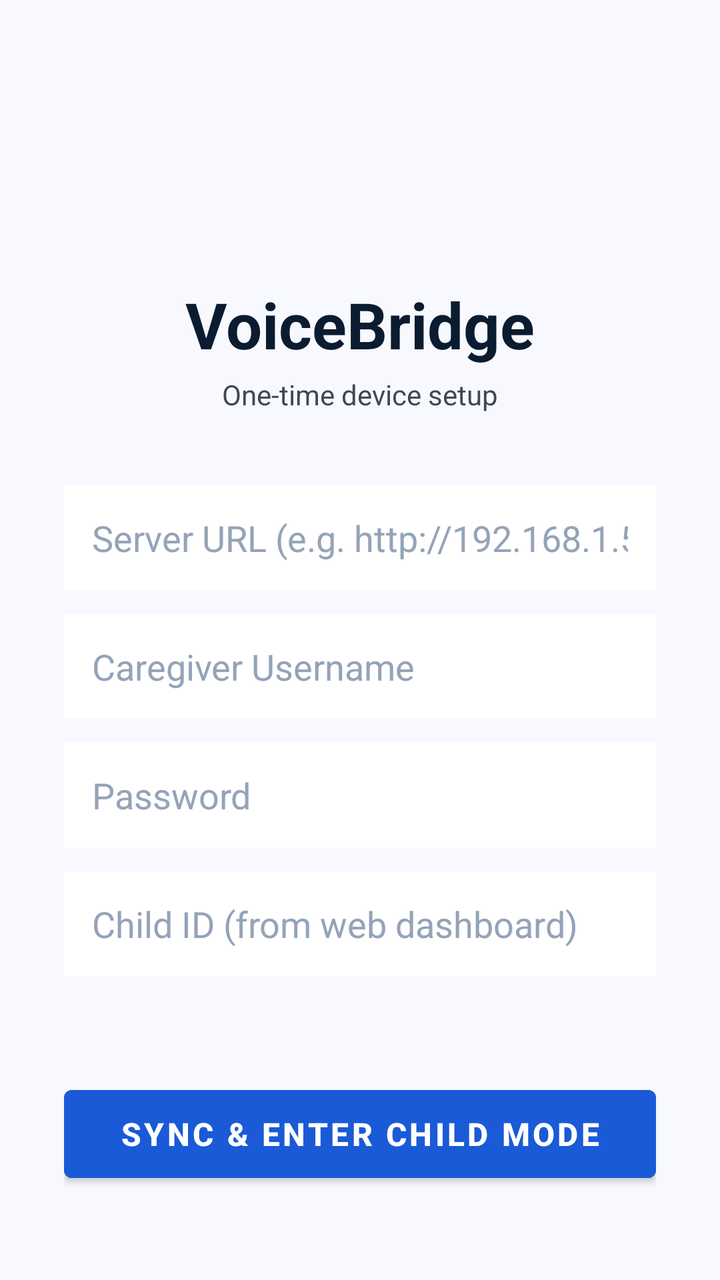
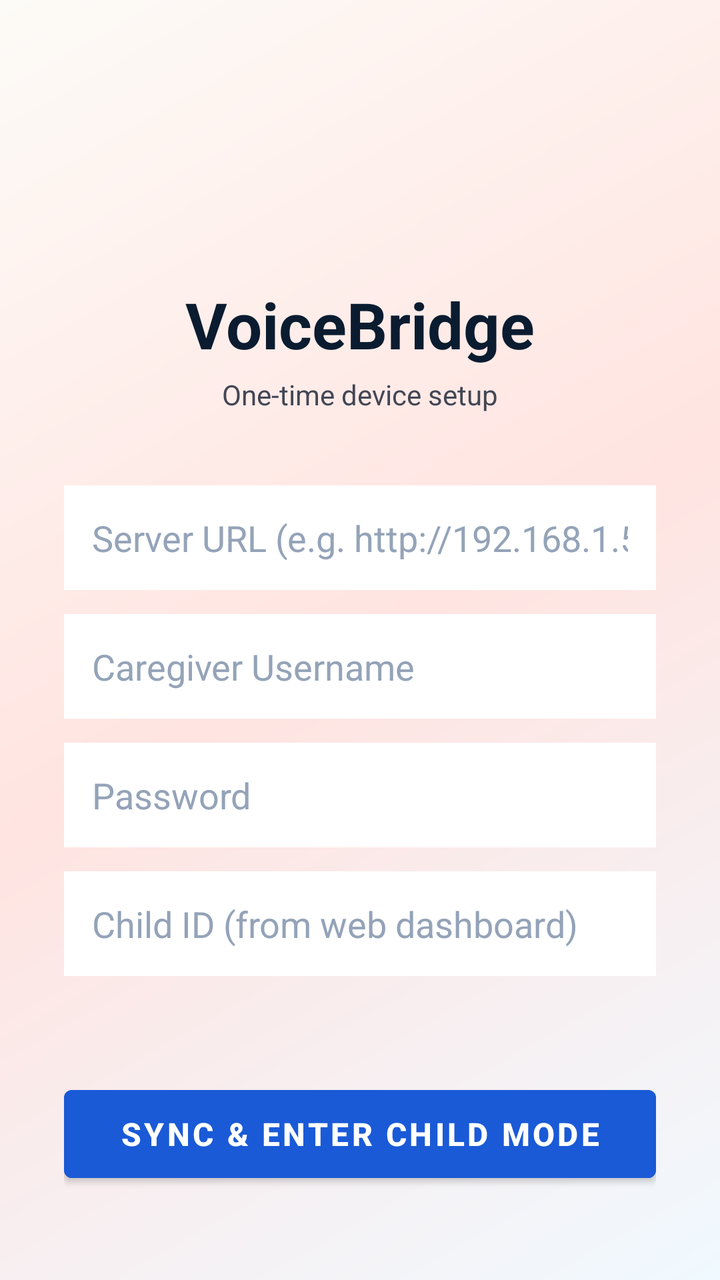

Compare the two renders of this Android layout. The source of the first and the diff that turns it into the second are given below.
<!-- AndroidManifest.xml: application theme Theme.VoiceBridge -->
<!-- res/layout/activity_login.xml -->
<?xml version="1.0" encoding="utf-8"?>
<LinearLayout xmlns:android="http://schemas.android.com/apk/res/android"
    android:layout_width="match_parent"
    android:layout_height="match_parent"
    android:orientation="vertical"
    android:gravity="center"
    android:padding="32dp"
    android:background="#F8F9FF">

    
    <ImageView
        android:layout_width="80dp"
        android:layout_height="80dp"
        android:src="@mipmap/ic_launcher"
        android:layout_marginBottom="16dp"
        android:contentDescription="VoiceBridge Logo" />

    <TextView
        android:layout_width="wrap_content"
        android:layout_height="wrap_content"
        android:text="VoiceBridge"
        android:textSize="32sp"
        android:textStyle="bold"
        android:textColor="#0B1C30"
        android:layout_marginBottom="4dp"/>

    <TextView
        android:layout_width="wrap_content"
        android:layout_height="wrap_content"
        android:text="One-time device setup"
        android:textSize="14sp"
        android:textColor="#434654"
        android:layout_marginBottom="36dp"/>

    <EditText
        android:id="@+id/input_server_url"
        style="@style/FieldInput"
        android:hint="Server URL (e.g. http://192.168.1.5:8000)"
        android:textColorHint="#94A3B8"
        android:inputType="textUri" />

    <EditText
        android:id="@+id/input_username"
        style="@style/FieldInput"
        android:hint="Caregiver Username"
        android:textColorHint="#94A3B8"
        android:inputType="text" />

    <EditText
        android:id="@+id/input_password"
        style="@style/FieldInput"
        android:hint="Password"
        android:textColorHint="#94A3B8"
        android:inputType="textPassword" />

    <EditText
        android:id="@+id/input_child_id"
        style="@style/FieldInput"
        android:hint="Child ID (from web dashboard)"
        android:textColorHint="#94A3B8"
        android:layout_marginBottom="24dp"
        android:inputType="text" />

    <ProgressBar
        android:id="@+id/progress_bar"
        android:layout_width="wrap_content"
        android:layout_height="wrap_content"
        android:visibility="gone"
        android:layout_marginBottom="8dp"/>

    <TextView
        android:id="@+id/tv_status"
        android:layout_width="wrap_content"
        android:layout_height="wrap_content"
        android:textColor="#006A61"
        android:text=""
        android:layout_marginBottom="8dp"/>

    <Button
        android:id="@+id/btn_login"
        android:layout_width="match_parent"
        android:layout_height="56dp"
        android:text="Sync &amp; Enter Child Mode"
        android:backgroundTint="#1A5AD7"
        android:textColor="@android:color/white"
        android:textSize="16sp"
        android:textStyle="bold"/>

</LinearLayout>
<!-- resources referenced by this layout -->
<resources>
  <!-- mipmap ic_launcher (mipmap-anydpi-v26) -->
  <?xml version="1.0" encoding="utf-8"?>
  <adaptive-icon xmlns:android="http://schemas.android.com/apk/res/android">
      <background android:drawable="@color/ic_launcher_background" />
      <foreground android:drawable="@drawable/ic_launcher_foreground" />
  </adaptive-icon>
  <style name="FieldInput">
          <item name="android:layout_width">match_parent</item>
          <item name="android:layout_height">wrap_content</item>
          <item name="android:padding">14dp</item>
          <item name="android:background">@android:color/white</item>
          <item name="android:textColor">@color/ink</item>
          <item name="android:layout_marginBottom">12dp</item>
      </style>
  <style name="Theme.VoiceBridge" parent="Theme.MaterialComponents.DayNight.NoActionBar">
          <item name="colorPrimary">@color/colorPrimary</item>
          <item name="colorPrimaryDark">@color/colorPrimaryDark</item>
          <item name="colorAccent">@color/colorAccent</item>
          <item name="android:windowBackground">@color/background_pastel</item>
          <item name="android:statusBarColor" tools:targetApi="21">@color/colorPrimaryDark</item>
      </style>
  <color name="ic_launcher_background">#FFAFCC</color>
  <!-- drawable ic_launcher_foreground (drawable) -->
  <vector xmlns:android="http://schemas.android.com/apk/res/android"
      android:width="108dp"
      android:height="108dp"
      android:viewportWidth="108"
      android:viewportHeight="108">
      <path
          android:fillColor="#FFFFFF"
          android:pathData="M54,30 C54,30 36,42 36,57 C36,66.94 44.06,75 54,75 C63.94,75 72,66.94 72,57 C72,42 54,30 54,30 Z" />
      <path
          android:fillColor="#BBDEFB"
          android:pathData="M46,55 Q54,45 62,55 Q58,65 50,65 Q44,62 46,55 Z" />
  </vector>
  <color name="ink">#52625D</color>
  <color name="colorPrimary">#BDE0FE</color>
  <color name="colorPrimaryDark">#A2D2FF</color>
  <color name="colorAccent">#FFC8DD</color>
  <color name="background_pastel">#FDFBF7</color>
</resources>

<!-- the commit's change to res/layout/activity_login.xml (unified diff, before → after) -->
@@ -5,7 +5,7 @@
     android:orientation="vertical"
     android:gravity="center"
     android:padding="32dp"
-    android:background="#F8F9FF">
+    android:background="@drawable/bg_atmospheric">
 
     
     <ImageView
<!-- resource entries referenced after the edit -->
@@ -1,5 +1,16 @@
 <!-- resources referenced by this layout -->
 <resources>
+  <!-- drawable bg_atmospheric (drawable) -->
+  <?xml version="1.0" encoding="utf-8"?>
+  <shape xmlns:android="http://schemas.android.com/apk/res/android"
+      android:shape="rectangle">
+      <gradient
+          android:angle="135"
+          android:startColor="#F0F9FF"
+          android:centerColor="#FFE4E1"
+          android:endColor="#FDFBF7"
+          android:type="linear" />
+  </shape>
   <!-- mipmap ic_launcher (mipmap-anydpi-v26) -->
   <?xml version="1.0" encoding="utf-8"?>
   <adaptive-icon xmlns:android="http://schemas.android.com/apk/res/android">
